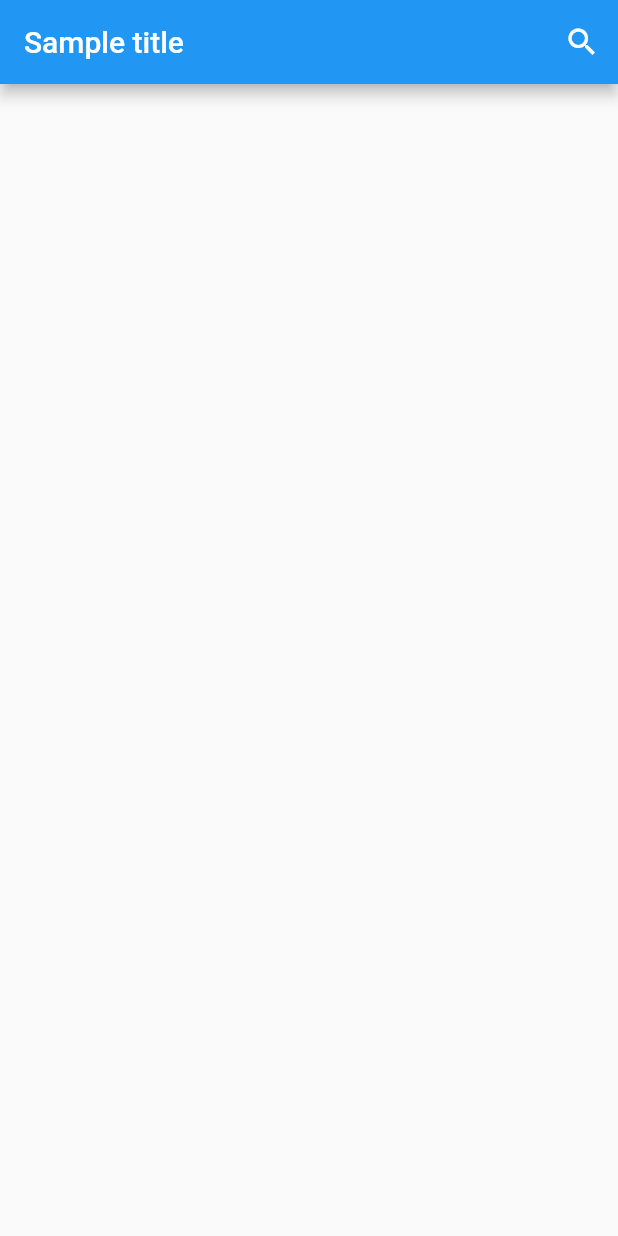
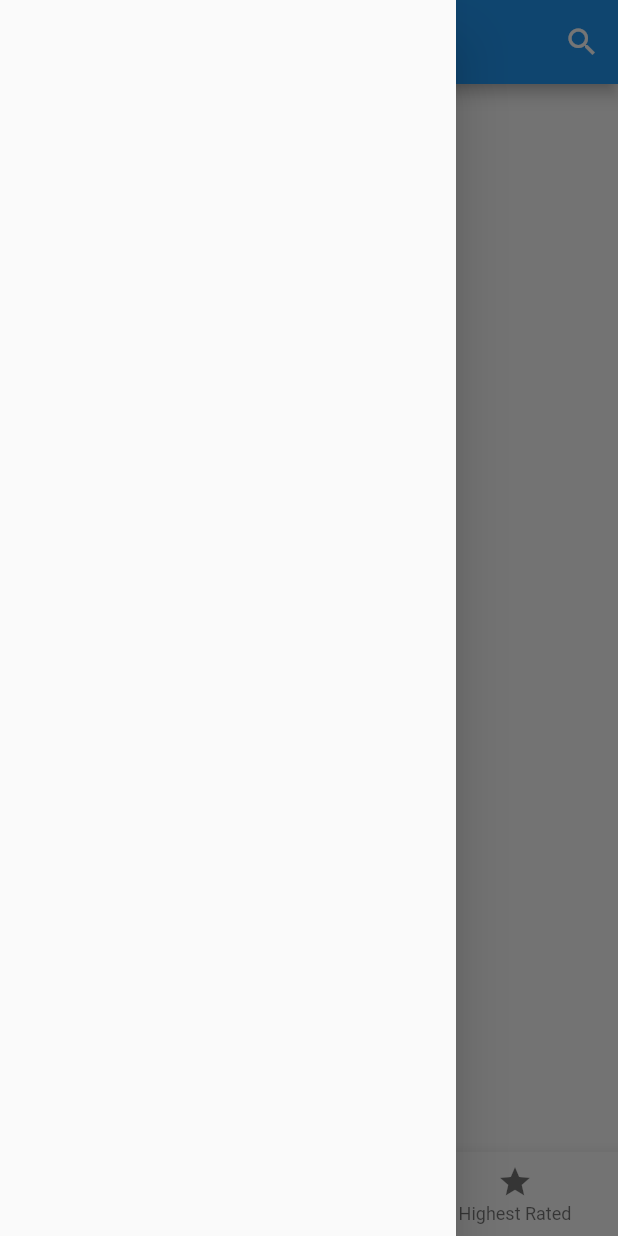
Before and after one commit to JKBustillo/movie_app, a Flutter app: the screen it shows after launch, with the side drawer open (before the commit the screen has no drawer), on a phone screen of 412 x 824 dp. Run offline on Flutter 3.47's test engine with Material 2 defaults, Android fonts, the phone set to English and light mode, and no system bars.

```diff
--- a/lib/home.dart
+++ b/lib/home.dart
@@ -9,15 +9,33 @@ class _HomeState extends State<Home> {
   @override
   Widget build(BuildContext context) {
     return Scaffold(
-       appBar: new AppBar(
-         title: new Text("Sample title"),
-         actions: <Widget>[
-           new IconButton(
-             icon: new Icon(Icons.search),
-             onPressed: () {}
-           )
-         ],
-       ),
+      appBar: new AppBar(
+        title: new Text("Sample title"),
+        actions: <Widget>[
+          new IconButton(icon: new Icon(Icons.search), onPressed: () {})
+        ],
+      ),
+      drawer: new Drawer(),
+      bottomNavigationBar: new BottomNavigationBar(
+        items: _getFooterItems(),
+      ),
     );
   }
+
+  List<BottomNavigationBarItem> _getFooterItems() {
+    return [
+      new BottomNavigationBarItem(
+        icon: new Icon(Icons.thumb_up),
+        title: new Text("Popular")
+      ),
+      new BottomNavigationBarItem(
+        icon: new Icon(Icons.update),
+        title: new Text("Coming Soon")
+      ),
+      new BottomNavigationBarItem(
+        icon: new Icon(Icons.star),
+        title: new Text("Highest Rated")
+      )
+    ];
+  }
 }
```
